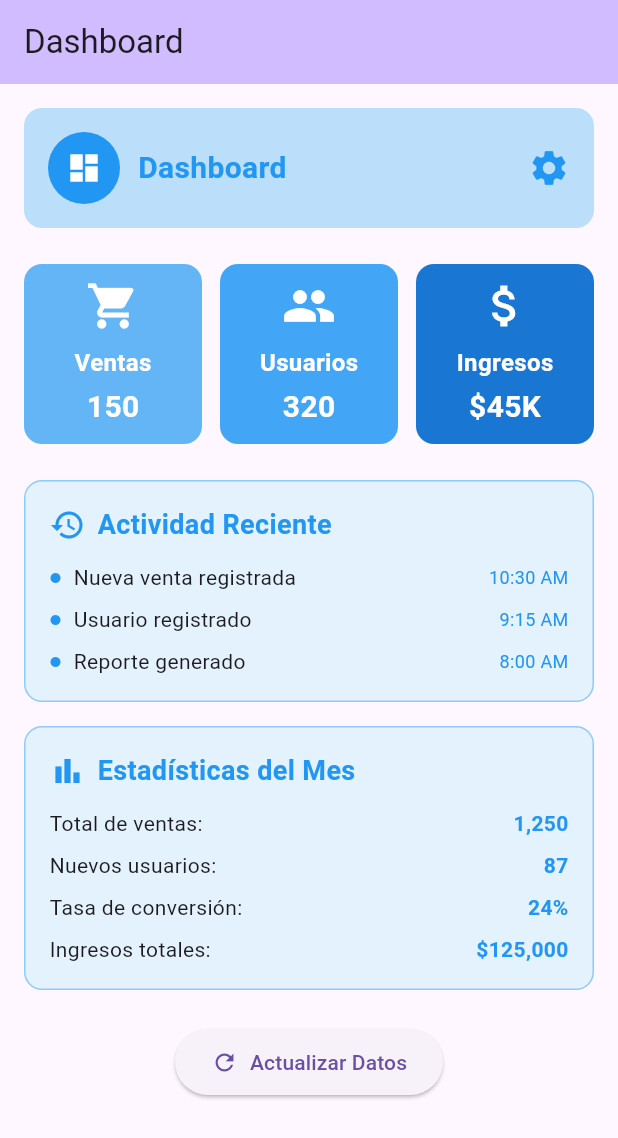
After one commit to OliverVlqz/dmi_omv_10b, a Flutter app: the DashboardPage screen opened directly, on a phone screen of 412 x 824 dp. The commit adds this screen. Shown: the top 1138 px of the screen. Run offline on Flutter 3.47's test engine with Material 3 defaults, Android fonts, the light colour scheme and no system bars.

Commit message:
feat(dashboard): add dashboard activity

```diff
--- /dev/null
+++ b/lib/dashboard/main.dart
@@ -0,0 +1,327 @@
+import 'package:flutter/material.dart';
+
+void main() {
+  runApp(const MyApp());
+}
+
+class MyApp extends StatelessWidget {
+  const MyApp({super.key});
+
+  @override
+  Widget build(BuildContext context) {
+    return MaterialApp(
+      title: 'Dashboard',
+      theme: ThemeData(
+        colorScheme: ColorScheme.fromSeed(seedColor: Colors.deepPurple),
+        useMaterial3: true,
+      ),
+      home: const DashboardPage(),
+    );
+  }
+}
+
+class DashboardPage extends StatelessWidget {
+  const DashboardPage({super.key});
+
+  @override
+  Widget build(BuildContext context) {
+    return Scaffold(
+      appBar: AppBar(
+        backgroundColor: Theme.of(context).colorScheme.inversePrimary,
+        title: const Text('Dashboard'),
+      ),
+      body: SingleChildScrollView(
+        child: Padding(
+          padding: const EdgeInsets.all(16),
+          child: Column(
+            crossAxisAlignment: CrossAxisAlignment.stretch,
+            children: [
+              // 1) Row para el encabezado (logo + nombre + ícono)
+              Container(
+                padding: const EdgeInsets.all(16),
+                decoration: BoxDecoration(
+                  color: Colors.blue.shade100,
+                  borderRadius: BorderRadius.circular(12),
+                ),
+                child: Row(
+                  mainAxisAlignment: MainAxisAlignment.spaceBetween,
+                  crossAxisAlignment: CrossAxisAlignment.center,
+                  children: const [
+                    CircleAvatar(
+                      radius: 24,
+                      backgroundColor: Colors.blue,
+                      child: Icon(Icons.dashboard, color: Colors.white),
+                    ),
+                    SizedBox(width: 12),
+                    Expanded(
+                      child: Text(
+                        'Dashboard',
+                        style: TextStyle(
+                          fontSize: 20,
+                          fontWeight: FontWeight.bold,
+                          color: Colors.blue,
+                        ),
+                      ),
+                    ),
+                    Icon(Icons.settings, size: 28, color: Colors.blue),
+                  ],
+                ),
+              ),
+
+              const SizedBox(height: 24),
+
+              Row(
+                children: [
+                  Expanded(
+                    flex: 1,
+                    child: Container(
+                      height: 120,
+                      decoration: BoxDecoration(
+                        color: Colors.blue.shade300,
+                        borderRadius: BorderRadius.circular(12),
+                      ),
+                      child: Column(
+                        mainAxisAlignment: MainAxisAlignment.center,
+                        children: const [
+                          Icon(
+                            Icons.shopping_cart,
+                            size: 36,
+                            color: Colors.white,
+                          ),
+                          SizedBox(height: 8),
+                          Text(
+                            'Ventas',
+                            style: TextStyle(
+                              color: Colors.white,
+                              fontSize: 16,
+                              fontWeight: FontWeight.bold,
+                            ),
+                          ),
+                          SizedBox(height: 4),
+                          Text(
+                            '150',
+                            style: TextStyle(
+                              color: Colors.white,
+                              fontSize: 20,
+                              fontWeight: FontWeight.bold,
+                            ),
+                          ),
+                        ],
+                      ),
+                    ),
+                  ),
+                  const SizedBox(width: 12),
+                  Expanded(
+                    flex: 1,
+                    child: Container(
+                      height: 120,
+                      decoration: BoxDecoration(
+                        color: Colors.blue.shade400,
+                        borderRadius: BorderRadius.circular(12),
+                      ),
+                      child: Column(
+                        mainAxisAlignment: MainAxisAlignment.center,
+                        children: const [
+                          Icon(Icons.people, size: 36, color: Colors.white),
+                          SizedBox(height: 8),
+                          Text(
+                            'Usuarios',
+                            style: TextStyle(
+                              color: Colors.white,
+                              fontSize: 16,
+                              fontWeight: FontWeight.bold,
+                            ),
+                          ),
+                          SizedBox(height: 4),
+                          Text(
+                            '320',
+                            style: TextStyle(
+                              color: Colors.white,
+                              fontSize: 20,
+                              fontWeight: FontWeight.bold,
+                            ),
+                          ),
+                        ],
+                      ),
+                    ),
+                  ),
+                  const SizedBox(width: 12),
+                  Expanded(
+                    flex: 1,
+                    child: Container(
+                      height: 120,
+                      decoration: BoxDecoration(
+                        color: Colors.blue.shade700,
+                        borderRadius: BorderRadius.circular(12),
+                      ),
+                      child: Column(
+                        mainAxisAlignment: MainAxisAlignment.center,
+                        children: const [
+                          Icon(
+                            Icons.attach_money,
+                            size: 36,
+                            color: Colors.white,
+                          ),
+                          SizedBox(height: 8),
+                          Text(
+                            'Ingresos',
+                            style: TextStyle(
+                              color: Colors.white,
+                              fontSize: 16,
+                              fontWeight: FontWeight.bold,
+                            ),
+                          ),
+                          SizedBox(height: 4),
+                          Text(
+                            '\$45K',
+                            style: TextStyle(
+                              color: Colors.white,
+                              fontSize: 20,
+                              fontWeight: FontWeight.bold,
+                            ),
+                          ),
+                        ],
+                      ),
+                    ),
+                  ),
+                ],
+              ),
+
+              const SizedBox(height: 24),
+
+              // 3) Column con dos contenedores grandes (secciones de datos)
+              Column(
+                crossAxisAlignment: CrossAxisAlignment.stretch,
+                children: [
+                  // Primer contenedor - Actividad Reciente
+                  Container(
+                    padding: const EdgeInsets.all(16),
+                    decoration: BoxDecoration(
+                      color: Colors.blue.shade50,
+                      borderRadius: BorderRadius.circular(12),
+                      border: Border.all(color: Colors.blue.shade200),
+                    ),
+                    child: Column(
+                      crossAxisAlignment: CrossAxisAlignment.start,
+                      children: [
+                        Row(
+                          children: const [
+                            Icon(Icons.history, color: Colors.blue),
+                            SizedBox(width: 8),
+                            Text(
+                              'Actividad Reciente',
+                              style: TextStyle(
+                                fontSize: 18,
+                                fontWeight: FontWeight.bold,
+                                color: Colors.blue,
+                              ),
+                            ),
+                          ],
+                        ),
+                        const SizedBox(height: 12),
+                        _buildActivityItem(
+                          'Nueva venta registrada',
+                          '10:30 AM',
+                        ),
+                        const SizedBox(height: 8),
+                        _buildActivityItem('Usuario registrado', '9:15 AM'),
+                        const SizedBox(height: 8),
+                        _buildActivityItem('Reporte generado', '8:00 AM'),
+                      ],
+                    ),
+                  ),
+
+                  const SizedBox(height: 16),
+
+                  // Segundo contenedor - Estadísticas
+                  Container(
+                    padding: const EdgeInsets.all(16),
+                    decoration: BoxDecoration(
+                      color: Colors.blue.shade50,
+                      borderRadius: BorderRadius.circular(12),
+                      border: Border.all(color: Colors.blue.shade200),
+                    ),
+                    child: Column(
+                      crossAxisAlignment: CrossAxisAlignment.start,
+                      children: [
+                        Row(
+                          children: const [
+                            Icon(Icons.bar_chart, color: Colors.blue),
+                            SizedBox(width: 8),
+                            Text(
+                              'Estadísticas del Mes',
+                              style: TextStyle(
+                                fontSize: 18,
+                                fontWeight: FontWeight.bold,
+                                color: Colors.blue,
+                              ),
+                            ),
+                          ],
+                        ),
+                        const SizedBox(height: 12),
+                        _buildStatRow('Total de ventas:', '1,250'),
+                        const SizedBox(height: 8),
+                        _buildStatRow('Nuevos usuarios:', '87'),
+                        const SizedBox(height: 8),
+                        _buildStatRow('Tasa de conversión:', '24%'),
+                        const SizedBox(height: 8),
+                        _buildStatRow('Ingresos totales:', '\$125,000'),
+                      ],
+                    ),
+                  ),
+                ],
+              ),
+
+              const SizedBox(height: 24),
+
+              // Botón adicional centrado
+              Center(
+                child: ElevatedButton.icon(
+                  onPressed: () {},
+                  icon: const Icon(Icons.refresh),
+                  label: const Text('Actualizar Datos'),
+                  style: ElevatedButton.styleFrom(
+                    padding: const EdgeInsets.symmetric(
+                      horizontal: 24,
+                      vertical: 12,
+                    ),
+                  ),
+                ),
+              ),
+            ],
+          ),
+        ),
+      ),
+    );
+  }
+
+  // Widget auxiliar para items de actividad
+  static Widget _buildActivityItem(String title, String time) {
+    return Row(
+      children: [
+        const Icon(Icons.circle, size: 8, color: Colors.blue),
+        const SizedBox(width: 8),
+        Expanded(child: Text(title, style: const TextStyle(fontSize: 14))),
+        Text(time, style: TextStyle(fontSize: 12, color: Colors.blue)),
+      ],
+    );
+  }
+
+  // Widget auxiliar para filas de estadísticas
+  static Widget _buildStatRow(String label, String value) {
+    return Row(
+      mainAxisAlignment: MainAxisAlignment.spaceBetween,
+      children: [
+        Text(label, style: const TextStyle(fontSize: 14)),
+        Text(
+          value,
+          style: const TextStyle(
+            fontSize: 14,
+            fontWeight: FontWeight.bold,
+            color: Colors.blue,
+          ),
+        ),
+      ],
+    );
+  }
+}
--- a/lib/main.dart
+++ b/lib/main.dart
@@ -10,6 +10,8 @@ void main() {
 }
 
 class MyApp extends StatelessWidget {
+  const MyApp({super.key});
+
   @override
   Widget build(BuildContext context) {
     return MaterialApp(
@@ -24,6 +26,8 @@ class MyApp extends StatelessWidget {
 }
 
 class HomePage extends StatelessWidget {
+  const HomePage({super.key});
+
   @override
   Widget build(BuildContext context) {
     return Scaffold(
--- a/lib/snipets/main.dart
+++ b/lib/snipets/main.dart
@@ -197,7 +197,7 @@ class _MyHomePageState extends State<MyHomePage> {
                       Row(
                         mainAxisSize: MainAxisSize.min,
                         children: const [
-                          CircleAvatar(child: Text('A'), radius: 20),
+                          CircleAvatar(radius: 20, child: Text('A')),
                           SizedBox(width: 12),
                           Icon(Icons.person, size: 32),
                         ],
```
